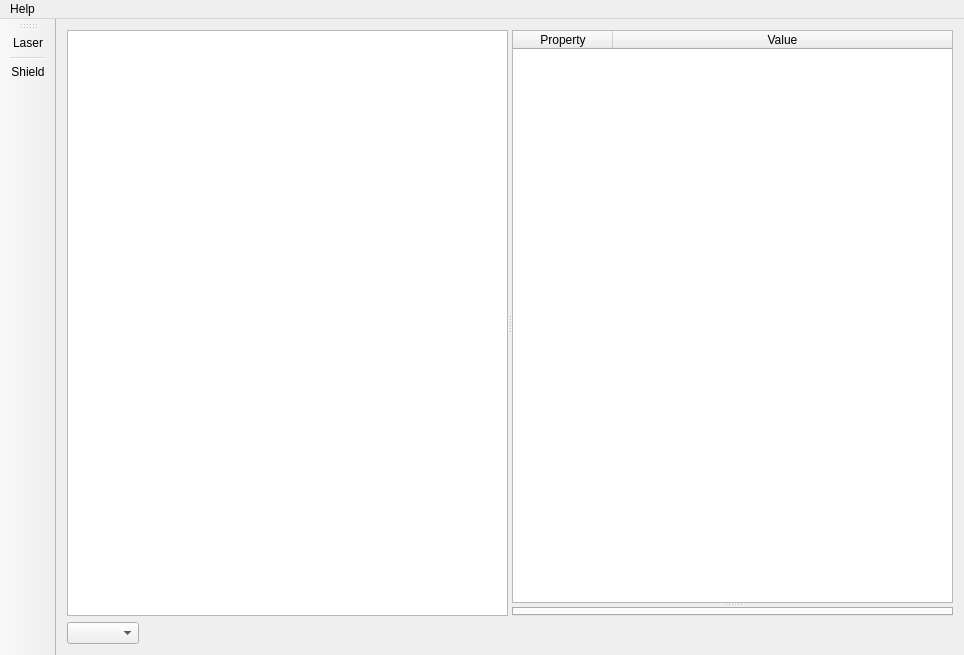
Qt form ui/mainwindow.ui (iminchenko/opticalexperiment) before a commit.
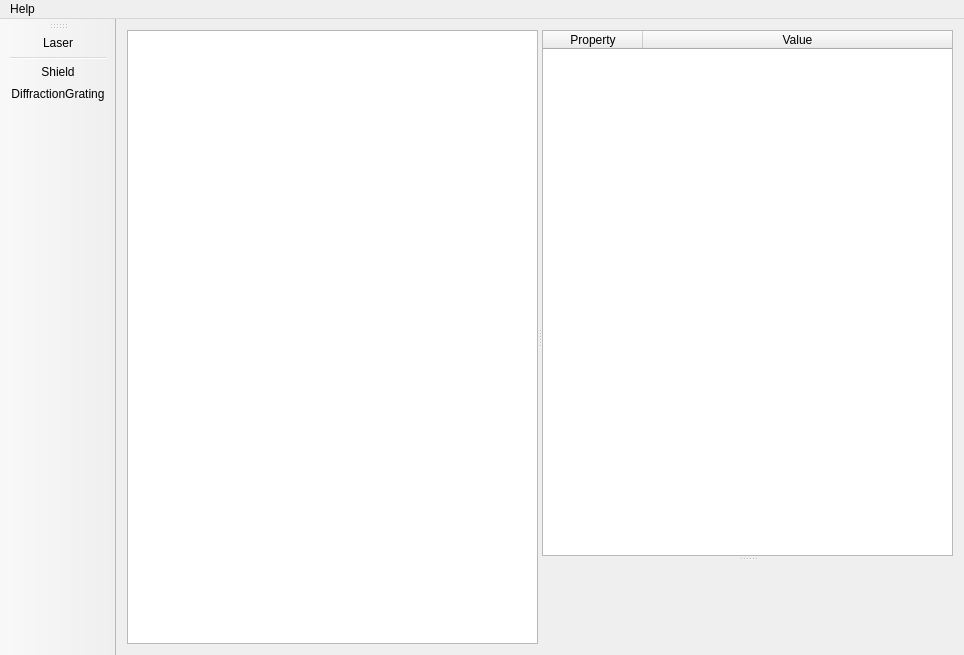
The same form after that commit. Icons and pictures are not drawn. Custom widgets are drawn as their Qt base class.

Commit message: Some updates: - added new element - diffraction grating; - some redesign: tabs panel removed by combobox; ToDo: - refractoring; - calculation of new element is very slow.

```diff
--- a/ui/mainwindow.ui
+++ b/ui/mainwindow.ui
@@ -14,27 +14,7 @@
    <string>Optical Constructor</string>
   </property>
   <widget class="QWidget" name="centralWidget">
-   <layout class="QGridLayout" name="gridLayout" rowstretch="0,0,12,0,0,0">
-    <item row="4" column="0">
-     <layout class="QHBoxLayout" name="horizontalLayout_2">
-      <item>
-       <widget class="QComboBox" name="cbMode"/>
-      </item>
-      <item>
-       <spacer name="horizontalSpacer">
-        <property name="orientation">
-         <enum>Qt::Horizontal</enum>
-        </property>
-        <property name="sizeHint" stdset="0">
-         <size>
-          <width>1</width>
-          <height>1</height>
-         </size>
-        </property>
-       </spacer>
-      </item>
-     </layout>
-    </item>
+   <layout class="QGridLayout" name="gridLayout" rowstretch="0,0,0">
     <item row="2" column="0">
      <widget class="QSplitter" name="splitter">
       <property name="orientation">
@@ -46,9 +26,24 @@
        </property>
       </widget>
       <widget class="QSplitter" name="splitter">
+       <property name="sizePolicy">
+        <sizepolicy hsizetype="Preferred" vsizetype="Expanding">
+         <horstretch>0</horstretch>
+         <verstretch>0</verstretch>
+        </sizepolicy>
+       </property>
        <property name="orientation">
         <enum>Qt::Vertical</enum>
        </property>
+       <property name="opaqueResize">
+        <bool>true</bool>
+       </property>
+       <property name="handleWidth">
+        <number>6</number>
+       </property>
+       <property name="childrenCollapsible">
+        <bool>true</bool>
+       </property>
        <widget class="QTableWidget" name="tableWidget">
         <attribute name="horizontalHeaderStretchLastSection">
          <bool>true</bool>
@@ -67,11 +62,7 @@
          </property>
         </column>
        </widget>
-       <widget class="QTabWidget" name="tabWidget">
-        <property name="currentIndex">
-         <number>-1</number>
-        </property>
-       </widget>
+       <widget class="ChartWidget" name="chartWidget" native="true"/>
       </widget>
      </widget>
     </item>
@@ -119,6 +110,7 @@
    <addaction name="actionLaser"/>
    <addaction name="separator"/>
    <addaction name="actionShield"/>
+   <addaction name="actionDiffractionGrating"/>
   </widget>
   <action name="actionShield">
    <property name="checkable">
@@ -155,6 +147,18 @@
     <string>About</string>
    </property>
   </action>
+  <action name="actionDiffractionGrating">
+   <property name="checkable">
+    <bool>true</bool>
+   </property>
+   <property name="icon">
+    <iconset resource="../recource.qrc">
+     <normaloff>:/icons/grating.png</normaloff>:/icons/grating.png</iconset>
+   </property>
+   <property name="text">
+    <string>DiffractionGrating</string>
+   </property>
+  </action>
  </widget>
  <layoutdefault spacing="6" margin="11"/>
  <customwidgets>
@@ -163,6 +167,12 @@
    <extends>QGraphicsView</extends>
    <header>ui/constructareawidget.h</header>
   </customwidget>
+  <customwidget>
+   <class>ChartWidget</class>
+   <extends>QWidget</extends>
+   <header>ui/chartwidget.h</header>
+   <container>1</container>
+  </customwidget>
  </customwidgets>
  <resources>
   <include location="../recource.qrc"/>
```
The commit also changes 29 other files.
